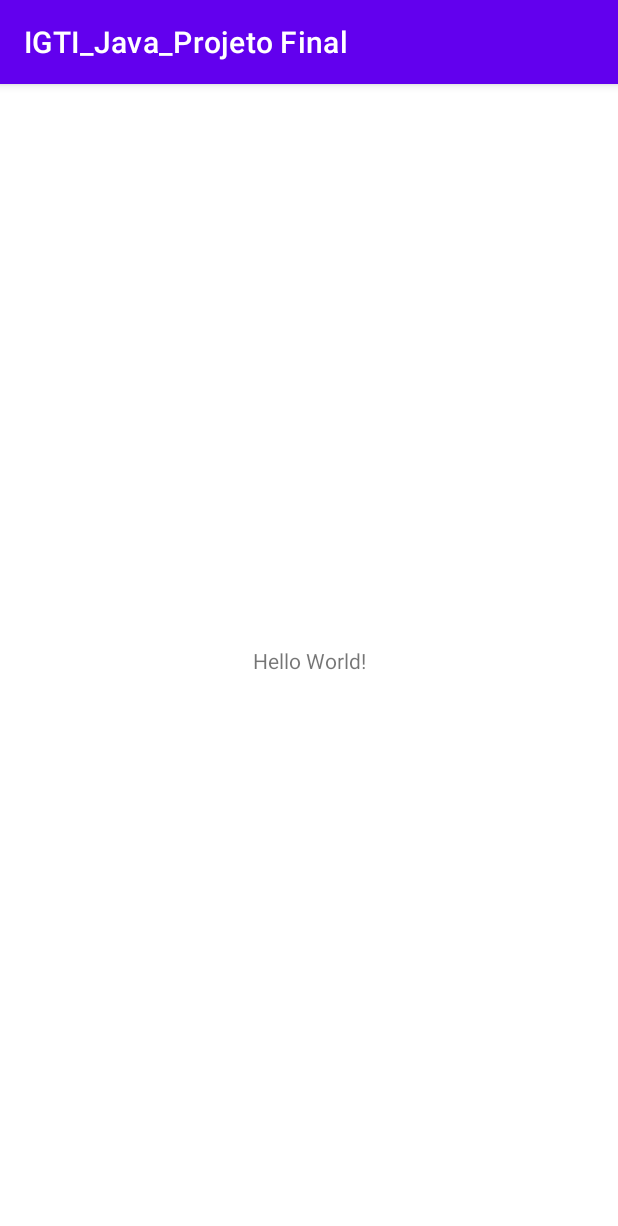
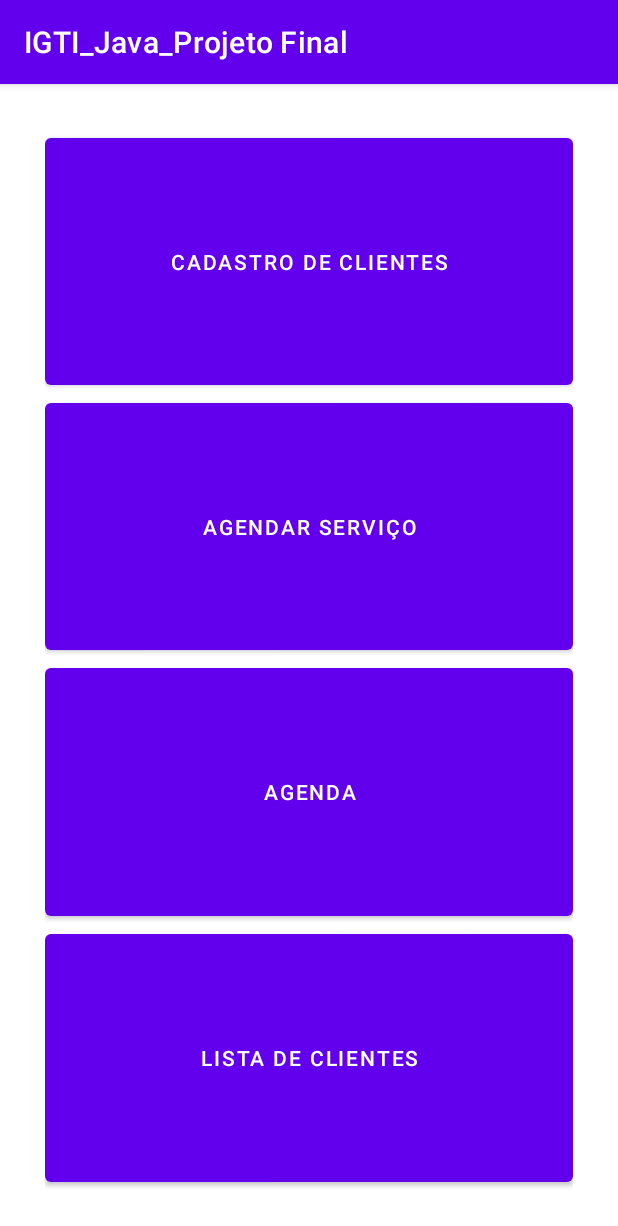
Before and after one commit to vncastanheira/IGTI-Java-Projeto-Final, an Android app: the screen it shows after launch (MainActivity), on a phone screen of 412 x 824 dp. Shown: the top 1226 px of the screen. Run offline under Robolectric (Android 15) with nearby library versions, the phone set to English and light mode, and no system bars.

Commit message:
added activities

```diff
--- /dev/null
+++ b/app/src/main/java/com/vinicius/igti_java_projetofinal/SplashScreen.java
@@ -0,0 +1,35 @@
+package com.vinicius.igti_java_projetofinal;
+
+import androidx.appcompat.app.AppCompatActivity;
+
+import android.content.Intent;
+import android.os.Bundle;
+import android.os.Handler;
+
+public class SplashScreen extends AppCompatActivity {
+
+    @Override
+    protected void onCreate(Bundle savedInstanceState) {
+        super.onCreate(savedInstanceState);
+        setContentView(R.layout.activity_splash_screen);
+
+        final int SPLASH_TIME_OUT = 2000;
+        new Handler().postDelayed(new Runnable() {
+
+            /*
+             * Showing splash screen with a timer. This will be useful when you
+             * want to show case your app logo / company
+             */
+
+            @Override
+            public void run() {
+                // This method will be executed once the timer is over
+                // Start your app main activity
+                Intent i = new Intent(SplashScreen .this, MainActivity.class);
+                startActivity(i);
+                // close this activity
+                finish();
+            }
+        }, SPLASH_TIME_OUT);
+    }
+}
--- a/app/src/main/res/layout/activity_main.xml
+++ b/app/src/main/res/layout/activity_main.xml
@@ -6,13 +6,53 @@
     android:layout_height="match_parent"
     tools:context=".MainActivity">
 
-    <TextView
-        android:layout_width="wrap_content"
-        android:layout_height="wrap_content"
-        android:text="Hello World!"
+    <LinearLayout
+        android:layout_width="match_parent"
+        android:layout_height="match_parent"
+        android:layout_marginStart="30dp"
+        android:layout_marginTop="30dp"
+        android:layout_marginEnd="30dp"
+        android:layout_marginBottom="30dp"
+        android:orientation="vertical"
         app:layout_constraintBottom_toBottomOf="parent"
-        app:layout_constraintLeft_toLeftOf="parent"
-        app:layout_constraintRight_toRightOf="parent"
-        app:layout_constraintTop_toTopOf="parent" />
+        app:layout_constraintEnd_toEndOf="parent"
+        app:layout_constraintStart_toStartOf="parent"
+        app:layout_constraintTop_toTopOf="parent">
 
+        <Button
+            android:id="@+id/btn_cadastro"
+            android:layout_width="match_parent"
+            android:layout_height="wrap_content"
+            android:layout_gravity="center"
+            android:layout_weight="50"
+            android:onClick="onCadastro"
+            android:text="Cadastro de Clientes" />
+
+        <Button
+            android:id="@+id/btn_agendarServico"
+            android:layout_width="match_parent"
+            android:layout_height="wrap_content"
+            android:layout_gravity="center"
+            android:layout_weight="50"
+            android:onClick="onAgendarServico"
+            android:text="Agendar Serviço" />
+
+        <Button
+            android:id="@+id/btn_agenda"
+            android:layout_width="match_parent"
+            android:layout_height="wrap_content"
+            android:layout_gravity="center"
+            android:layout_weight="50"
+            android:onClick="onAgenda"
+            android:text="Agenda" />
+
+        <Button
+            android:id="@+id/btn_clientes"
+            android:layout_width="match_parent"
+            android:layout_height="wrap_content"
+            android:layout_gravity="center"
+            android:layout_weight="50"
+            android:onClick="onClientes"
+            android:text="Lista de Clientes" />
+    </LinearLayout>
 </androidx.constraintlayout.widget.ConstraintLayout>
```
Also changed, not shown: app/src/main/AndroidManifest.xml (+6 -1 lines), app/src/main/java/com/vinicius/igti_java_projetofinal/AgendaActivity.java (added, +14 -0 lines), app/src/main/java/com/vinicius/igti_java_projetofinal/AgendamentoActivity.java (added, +19 -0 lines), app/src/main/java/com/vinicius/igti_java_projetofinal/CadastroActivity.java (added, +19 -0 lines), app/src/main/java/com/vinicius/igti_java_projetofinal/ClientesActivity.java (added, +14 -0 lines), app/src/main/java/com/vinicius/igti_java_projetofinal/MainActivity.java (+24 -1 lines), app/src/main/res/layout/activity_agenda.xml (added, +9 -0 lines), app/src/main/res/layout/activity_agendamento.xml (added, +86 -0 lines), app/src/main/res/layout/activity_cadastro.xml (added, +53 -0 lines), app/src/main/res/layout/activity_clientes.xml (added, +9 -0 lines), app/src/main/res/layout/activity_splash_screen.xml (added, +24 -0 lines).
